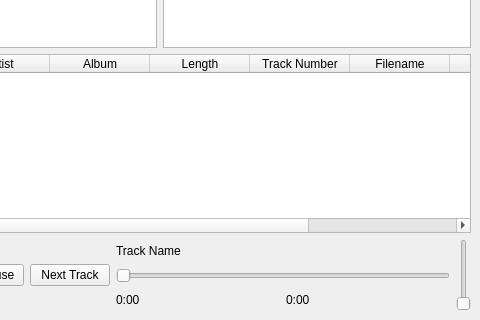
Qt form main.ui (Ohmnivore/SpaceAudio) before a commit; both pictures show x 160 to 640 and y 160 to 480 of the 640 by 480 pixel window.
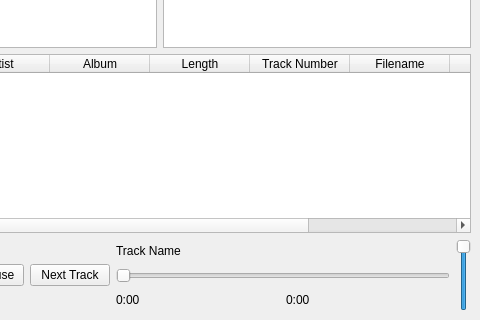
The same form after that commit.

Patch:
```diff
--- a/main.ui
+++ b/main.ui
@@ -160,6 +160,15 @@
         </item>
         <item>
          <widget class="QSlider" name="VolumeSlider">
+          <property name="maximum">
+           <number>100</number>
+          </property>
+          <property name="singleStep">
+           <number>5</number>
+          </property>
+          <property name="value">
+           <number>100</number>
+          </property>
           <property name="orientation">
            <enum>Qt::Vertical</enum>
           </property>
```
